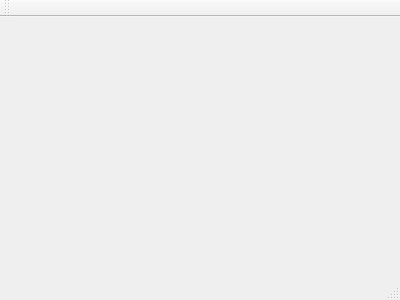
First picture: the form in mainwindow.ui, repository Refeel/WordsCollocations, before the edit.
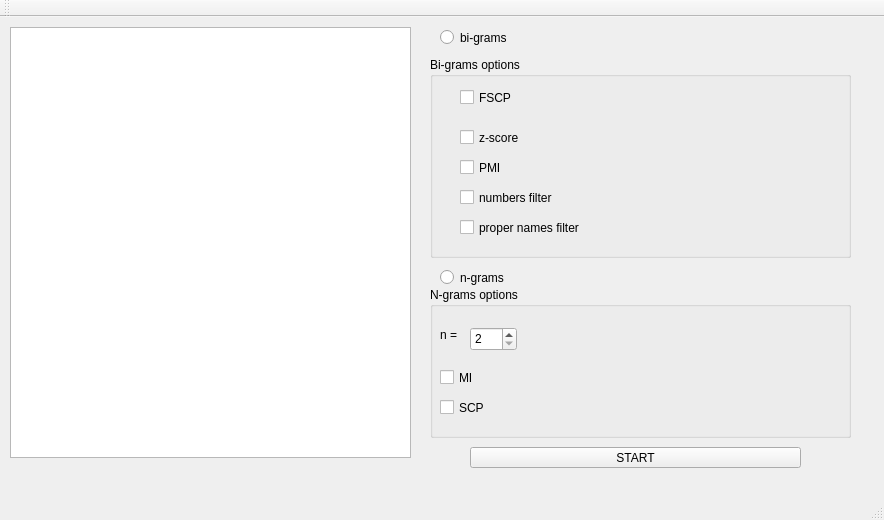
Second picture: the form after the edit.

Patch:
```diff
--- a/mainwindow.ui
+++ b/mainwindow.ui
@@ -1,24 +1,235 @@
 <ui version="4.0">
  <class>MainWindow</class>
- <widget class="QMainWindow" name="MainWindow" >
-  <property name="geometry" >
+ <widget class="QMainWindow" name="MainWindow">
+  <property name="geometry">
    <rect>
     <x>0</x>
     <y>0</y>
-    <width>400</width>
-    <height>300</height>
+    <width>884</width>
+    <height>520</height>
    </rect>
   </property>
   <property name="windowTitle" >
    <string>MainWindow</string>
   </property>
-  <widget class="QMenuBar" name="menuBar" />
-  <widget class="QToolBar" name="mainToolBar" />
-  <widget class="QWidget" name="centralWidget" />
-  <widget class="QStatusBar" name="statusBar" />
+  <widget class="QWidget" name="centralWidget">
+   <widget class="QTableWidget" name="collTableWidget">
+    <property name="geometry">
+     <rect>
+      <x>10</x>
+      <y>10</y>
+      <width>401</width>
+      <height>431</height>
+     </rect>
+    </property>
+   </widget>
+   <widget class="QGroupBox" name="bigramsGroupBox">
+    <property name="geometry">
+     <rect>
+      <x>430</x>
+      <y>40</y>
+      <width>421</width>
+      <height>201</height>
+     </rect>
+    </property>
+    <property name="title">
+     <string>Bi-grams options</string>
+    </property>
+    <widget class="QCheckBox" name="FSCPCheckBox">
+     <property name="geometry">
+      <rect>
+       <x>30</x>
+       <y>30</y>
+       <width>85</width>
+       <height>21</height>
+      </rect>
+     </property>
+     <property name="text">
+      <string>FSCP</string>
+     </property>
+    </widget>
+    <widget class="QCheckBox" name="zscoreCheckBox">
+     <property name="geometry">
+      <rect>
+       <x>30</x>
+       <y>70</y>
+       <width>85</width>
+       <height>21</height>
+      </rect>
+     </property>
+     <property name="text">
+      <string>z-score</string>
+     </property>
+    </widget>
+    <widget class="QCheckBox" name="PMICheckBox">
+     <property name="geometry">
+      <rect>
+       <x>30</x>
+       <y>100</y>
+       <width>85</width>
+       <height>21</height>
+      </rect>
+     </property>
+     <property name="text">
+      <string>PMI</string>
+     </property>
+    </widget>
+    <widget class="QCheckBox" name="numFilterCheckBox">
+     <property name="geometry">
+      <rect>
+       <x>30</x>
+       <y>130</y>
+       <width>111</width>
+       <height>21</height>
+      </rect>
+     </property>
+     <property name="text">
+      <string>numbers filter</string>
+     </property>
+    </widget>
+    <widget class="QCheckBox" name="propNamesCheckBox">
+     <property name="geometry">
+      <rect>
+       <x>30</x>
+       <y>160</y>
+       <width>141</width>
+       <height>21</height>
+      </rect>
+     </property>
+     <property name="text">
+      <string>proper names filter</string>
+     </property>
+    </widget>
+   </widget>
+   <widget class="QRadioButton" name="bigramsRadioButton">
+    <property name="geometry">
+     <rect>
+      <x>440</x>
+      <y>10</y>
+      <width>100</width>
+      <height>21</height>
+     </rect>
+    </property>
+    <property name="text">
+     <string>bi-grams</string>
+    </property>
+   </widget>
+   <widget class="QRadioButton" name="ngramsRadioButton">
+    <property name="geometry">
+     <rect>
+      <x>440</x>
+      <y>250</y>
+      <width>100</width>
+      <height>21</height>
+     </rect>
+    </property>
+    <property name="text">
+     <string>n-grams</string>
+    </property>
+   </widget>
+   <widget class="QGroupBox" name="ngramsGroupBox">
+    <property name="geometry">
+     <rect>
+      <x>430</x>
+      <y>270</y>
+      <width>421</width>
+      <height>151</height>
+     </rect>
+    </property>
+    <property name="title">
+     <string>N-grams options</string>
+    </property>
+    <widget class="QLabel" name="nLabel">
+     <property name="geometry">
+      <rect>
+       <x>10</x>
+       <y>40</y>
+       <width>57</width>
+       <height>15</height>
+      </rect>
+     </property>
+     <property name="text">
+      <string>n = </string>
+     </property>
+    </widget>
+    <widget class="QSpinBox" name="nSpinBox">
+     <property name="geometry">
+      <rect>
+       <x>40</x>
+       <y>40</y>
+       <width>47</width>
+       <height>24</height>
+      </rect>
+     </property>
+     <property name="minimum">
+      <number>2</number>
+     </property>
+     <property name="maximum">
+      <number>10</number>
+     </property>
+    </widget>
+    <widget class="QCheckBox" name="MICheckBox">
+     <property name="geometry">
+      <rect>
+       <x>10</x>
+       <y>80</y>
+       <width>85</width>
+       <height>21</height>
+      </rect>
+     </property>
+     <property name="text">
+      <string>MI</string>
+     </property>
+    </widget>
+    <widget class="QCheckBox" name="SCPCheckBox">
+     <property name="geometry">
+      <rect>
+       <x>10</x>
+       <y>110</y>
+       <width>85</width>
+       <height>21</height>
+      </rect>
+     </property>
+     <property name="text">
+      <string>SCP</string>
+     </property>
+    </widget>
+   </widget>
+   <widget class="QPushButton" name="createCollPushButton">
+    <property name="geometry">
+     <rect>
+      <x>470</x>
+      <y>430</y>
+      <width>331</width>
+      <height>21</height>
+     </rect>
+    </property>
+    <property name="text">
+     <string>START</string>
+    </property>
+   </widget>
+  </widget>
+  <widget class="QMenuBar" name="menuBar">
+   <property name="geometry">
+    <rect>
+     <x>0</x>
+     <y>0</y>
+     <width>884</width>
+     <height>20</height>
+    </rect>
+   </property>
+  </widget>
+  <widget class="QToolBar" name="mainToolBar">
+   <attribute name="toolBarArea">
+    <enum>TopToolBarArea</enum>
+   </attribute>
+   <attribute name="toolBarBreak">
+    <bool>false</bool>
+   </attribute>
+  </widget>
+  <widget class="QStatusBar" name="statusBar"/>
  </widget>
- <layoutDefault spacing="6" margin="11" />
- <pixmapfunction></pixmapfunction>
+ <layoutdefault spacing="6" margin="11"/>
  <resources/>
  <connections/>
 </ui>
```
Left out of the diff: 3 changed lines with no effect on the pictures.
